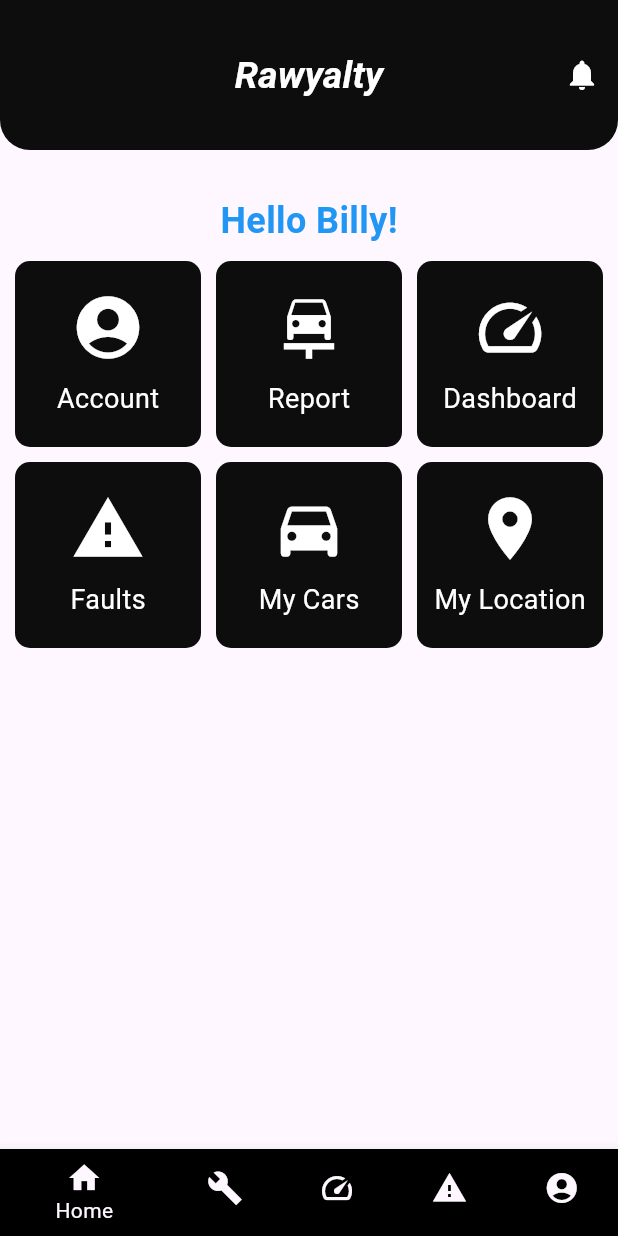
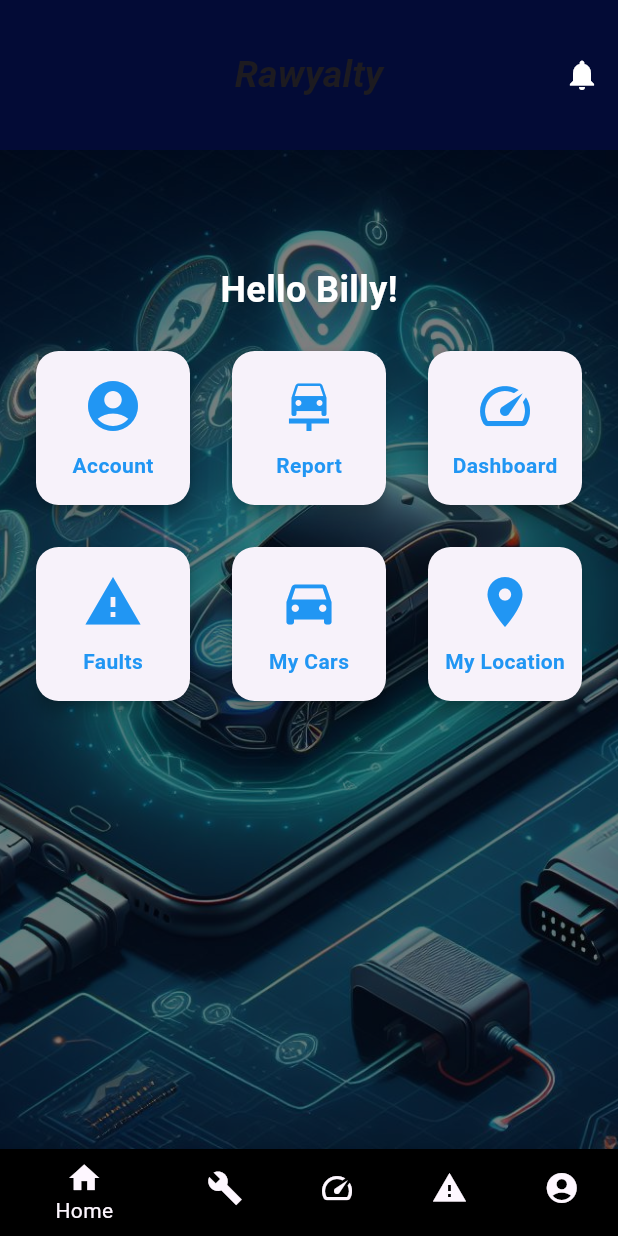
Before and after one commit to Billy272/Learn_Dart, a Flutter app: the screen it shows after launch, on a phone screen of 412 x 824 dp. Run offline on Flutter 3.47's test engine with Material 3 defaults, Android fonts, the phone set to English and light mode, and no system bars; our stand-ins replace flutter_svg.

Commit message:
Refactor HomeScreen widget and add new image asset

```diff
--- a/dah_app/lib/main.dart
+++ b/dah_app/lib/main.dart
@@ -94,61 +94,67 @@ class _MyHomePageState extends State<MyHomePage> {
   }
 }
 
-class HomeScreen extends StatefulWidget {
+class HomeScreen extends StatelessWidget {
   const HomeScreen({super.key});
 
-  @override
-  State<HomeScreen> createState() => _HomeScreenState();
-}
-
-class _HomeScreenState extends State<HomeScreen> {
   @override
   Widget build(BuildContext context) {
     return Scaffold(
       appBar: AppBar(
-        title: const Text('Rawyalty'),
-        centerTitle: true,
-        backgroundColor: const Color.fromARGB(255, 13, 13, 13),
-        toolbarHeight: 100,
-        shape: const RoundedRectangleBorder(
-          borderRadius: BorderRadius.vertical(
-            bottom: Radius.circular(20),
-          ),
-        ),
-        titleTextStyle: const TextStyle(
+        title: const Text(
+          'Rawyalty',
+          style: TextStyle(
             fontWeight: FontWeight.bold,
             fontStyle: FontStyle.italic,
             fontSize: 25,
           ),
+        ),
+        centerTitle: true,
+        backgroundColor: const Color.fromARGB(255, 3, 11, 54),
+        toolbarHeight: 100,
         actions: <Widget>[
           IconButton(
             color: Colors.white,
             icon: const Icon(Icons.notifications),
             onPressed: () {
-              //do something
+              // Handle notification button press
             },
           ),
         ],
       ),
-      body: Column(
+      body: Stack(
         children: <Widget>[
-          const SizedBox(
-            height: 30,
+          Positioned.fill(
+            child: Image.asset(
+              'assets/connected.jpeg',
+              fit: BoxFit.cover,
             ),
+          ),
+          Container(
+            decoration: BoxDecoration(
+              color: Colors.black.withOpacity(0.5),
+            ),
+          ),
+          Padding(
+            padding: const EdgeInsets.all(20),
+            child: Column(
+              crossAxisAlignment: CrossAxisAlignment.center,
+              children: <Widget>[
+                const SizedBox(height: kToolbarHeight), // Padding for app bar
                 const Text(
                   'Hello Billy!',
                   style: TextStyle(
                     fontSize: 24,
                     fontWeight: FontWeight.bold,
-              color: Colors.blue,
+                    color: Colors.white,
                   ),
                 ),
+                const SizedBox(height: 20),
                 Expanded(
                   child: GridView.count(
                     crossAxisCount: 3,
-              mainAxisSpacing: 10,
-              crossAxisSpacing: 10,
-              padding: const EdgeInsets.all(10),
+                    mainAxisSpacing: 20,
+                    crossAxisSpacing: 20,
                     children: const [
                       ServiceBox(
                         icon: Icons.account_circle,
@@ -185,14 +191,18 @@ class _HomeScreenState extends State<HomeScreen> {
                 ),
               ],
             ),
+          ),
+        ],
+      ),
     );
   }
 }
 
-class ServiceBox extends StatefulWidget {
+class ServiceBox extends StatelessWidget {
   final IconData icon;
   final String title;
   final String route;
+
   const ServiceBox({
     super.key,
     required this.icon,
@@ -201,7 +211,39 @@ class ServiceBox extends StatefulWidget {
   });
 
   @override
-  State<ServiceBox> createState() => _ServiceBoxState();
+  Widget build(BuildContext context) {
+    return GestureDetector(
+      onTap: () {
+        // Navigate to the specified route
+        Navigator.pushNamed(context, route);
+      },
+      child: Card(
+        elevation: 4,
+        shape: RoundedRectangleBorder(
+          borderRadius: BorderRadius.circular(15),
+        ),
+        child: Column(
+          mainAxisAlignment: MainAxisAlignment.center,
+          children: <Widget>[
+            Icon(
+              icon,
+              size: 40,
+              color: Colors.blue,
+            ),
+            const SizedBox(height: 10),
+            Text(
+              title,
+              style: const TextStyle(
+                fontSize: 14,
+                fontWeight: FontWeight.bold,
+                color: Colors.blue,
+              ),
+            ),
+          ],
+        ),
+      ),
+    );
+  }
 }
 
 class ScrollDown extends StatefulWidget {
@@ -290,43 +332,6 @@ class DashBoardScreen extends StatelessWidget {
             ),
           ),
         ],
-      ),
-    );
-  }
-}
-
-class _ServiceBoxState extends State<ServiceBox> {
-  @override
-  Widget build(BuildContext context) {
-    return GestureDetector(
-      onTap: () {
-        Navigator.pushNamed(context, widget.route);
-      },
-      child: Container(
-        decoration: BoxDecoration(
-          color: const Color.fromARGB(255, 13, 13, 13),
-          borderRadius: BorderRadius.circular(10),
-        ),
-        child: Column(
-          mainAxisAlignment: MainAxisAlignment.center,
-          children: <Widget>[
-            Icon(
-              widget.icon,
-              color: Colors.white,
-              size: 50,
-            ),
-            const SizedBox(
-              height: 10,
-            ),
-            Text(
-              widget.title,
-              style: const TextStyle(
-                color: Colors.white,
-                fontSize: 18,
-              ),
-            ),
-          ],
-        ),
       ),
     );
   }
--- a/dah_app/pubspec.yaml
+++ b/dah_app/pubspec.yaml
@@ -63,6 +63,7 @@ flutter:
   # To add assets to your application, add an assets section, like this:
   assets:
     - assets/car.jpg
+    - assets/connected.jpeg
 
   # An image asset can refer to one or more resolution-specific "variants", see
   # https://flutter.dev/assets-and-images/#resolution-aware
```
Also changed, not shown: dah_app/assets/connected.jpeg (added). Lines whose indentation alone changed are shown as unchanged.
